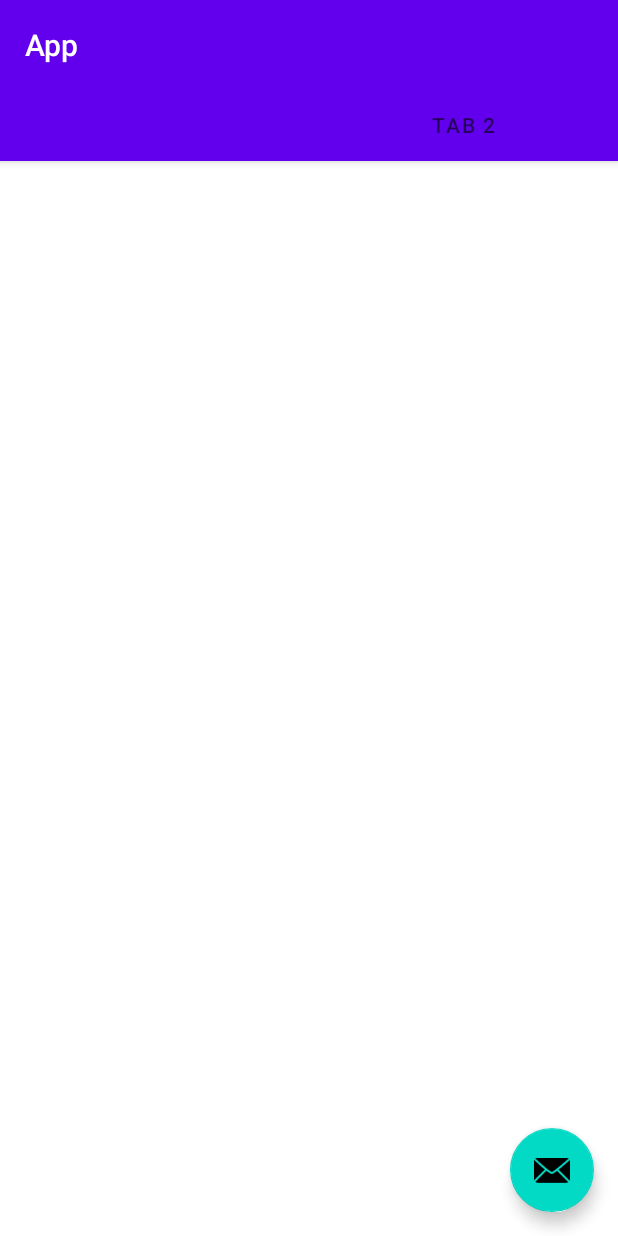
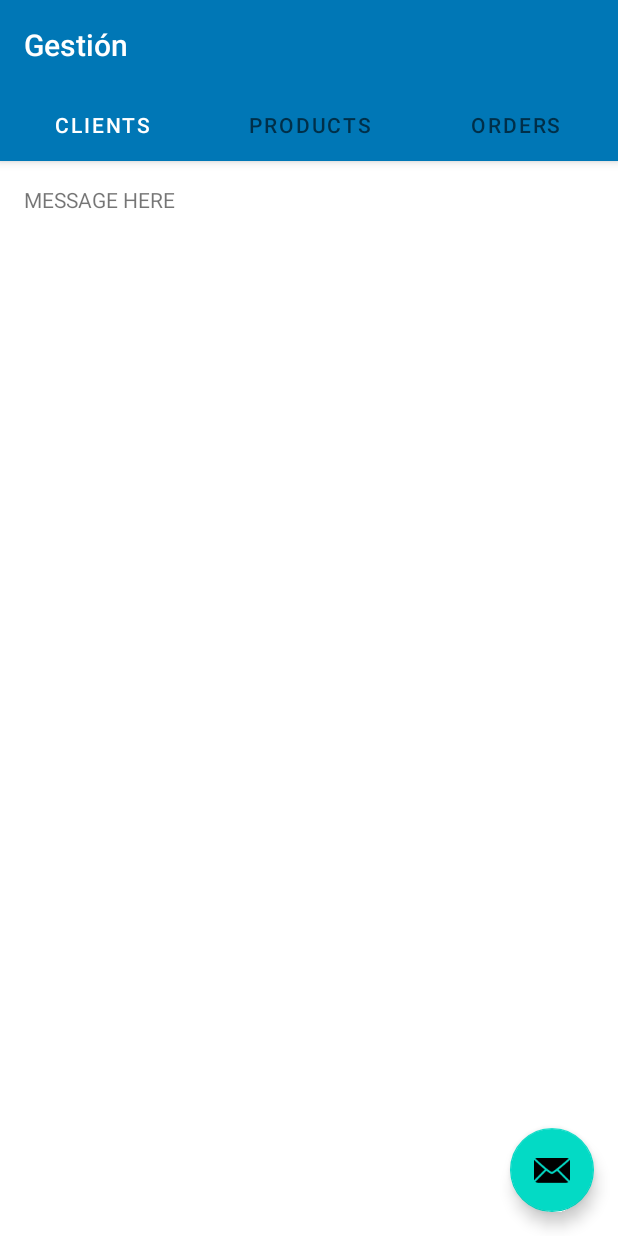
Before and after one commit to tomgreef/H2O-contacts-products-app, an Android app: the screen it shows after launch (MainActivity), on a phone screen of 412 x 824 dp. Run offline under Robolectric (Android 15) with nearby library versions, the phone set to English and light mode, and no system bars; 1 statement that could not run was skipped.

Commit message:
:art: Vista Pestaña + Temática

```diff
--- a/App/app/build.gradle
+++ b/App/app/build.gradle
@@ -13,6 +13,7 @@ android {
         versionCode 1
         versionName "1.0"
 
+        vectorDrawables.useSupportLibrary = true
         testInstrumentationRunner "androidx.test.runner.AndroidJUnitRunner"
     }
 
@@ -35,6 +36,8 @@ dependencies {
     implementation 'androidx.constraintlayout:constraintlayout:2.0.4'
     implementation 'androidx.lifecycle:lifecycle-livedata-ktx:2.2.0'
     implementation 'androidx.lifecycle:lifecycle-viewmodel-ktx:2.2.0'
+    implementation "androidx.cardview:cardview:1.0.0"
+    implementation 'androidx.recyclerview:recyclerview:1.1.0'
     testImplementation 'junit:junit:4.+'
     androidTestImplementation 'androidx.test.ext:junit:1.1.2'
     androidTestImplementation 'androidx.test.espresso:espresso-core:3.3.0'
--- a/App/app/src/main/java/com/example/app/ui/main/PageViewModel.java
+++ b/App/app/src/main/java/com/example/app/ui/main/PageViewModel.java
@@ -1,4 +1,7 @@
 package com.example.app.ui.main;
+
+import android.app.Activity;
+import android.content.Intent;
 
 import androidx.arch.core.util.Function;
 import androidx.lifecycle.LiveData;
--- a/App/app/src/main/java/com/example/app/ui/main/PlaceholderFragment.java
+++ b/App/app/src/main/java/com/example/app/ui/main/PlaceholderFragment.java
@@ -46,7 +46,7 @@ public class PlaceholderFragment extends Fragment {
     public View onCreateView(
             @NonNull LayoutInflater inflater, ViewGroup container,
             Bundle savedInstanceState) {
-        View root = inflater.inflate(R.layout.fragment_main, container, false);
+        View root = inflater.inflate(R.layout.fragment_clients, container, false);
         final TextView textView = root.findViewById(R.id.section_label);
         pageViewModel.getText().observe(this, new Observer<String>() {
             @Override
--- a/App/app/src/main/java/com/example/app/ui/main/SectionsPagerAdapter.java
+++ b/App/app/src/main/java/com/example/app/ui/main/SectionsPagerAdapter.java
@@ -17,7 +17,7 @@ import com.example.app.R;
 public class SectionsPagerAdapter extends FragmentPagerAdapter {
 
     @StringRes
-    private static final int[] TAB_TITLES = new int[]{R.string.tab_text_1, R.string.tab_text_2};
+    private static final int[] TAB_TITLES = new int[]{R.string.tab_text_1, R.string.tab_text_2, R.string.tab_text_3};
     private final Context mContext;
 
     public SectionsPagerAdapter(Context context, FragmentManager fm) {
@@ -40,7 +40,7 @@ public class SectionsPagerAdapter extends FragmentPagerAdapter {
 
     @Override
     public int getCount() {
-        // Show 2 total pages.
-        return 2;
+        // Show TAB_TITLES total pages.
+        return TAB_TITLES.length;
     }
 }
--- a/App/app/src/main/res/layout/activity_main.xml
+++ b/App/app/src/main/res/layout/activity_main.xml
@@ -25,7 +25,8 @@
             android:id="@+id/tabs"
             android:layout_width="match_parent"
             android:layout_height="wrap_content"
-            android:background="?attr/colorPrimary" />
+            android:background="?attr/colorPrimary"
+            app:tabSelectedTextColor="@color/white"/>
     </com.google.android.material.appbar.AppBarLayout>
 
     <androidx.viewpager.widget.ViewPager
--- a/App/app/src/main/res/layout/fragment_main.xml
+++ b/App/app/src/main/res/layout/fragment_clients.xml
@@ -18,6 +18,7 @@
         app:layout_constraintLeft_toLeftOf="parent"
         app:layout_constraintTop_toTopOf="@+id/constraintLayout"
         tools:layout_constraintLeft_creator="1"
-        tools:layout_constraintTop_creator="1" />
+        tools:layout_constraintTop_creator="1"
+        android:text="MESSAGE HERE"/>
 
 </androidx.constraintlayout.widget.ConstraintLayout>
--- a/App/app/src/main/res/values/colors.xml
+++ b/App/app/src/main/res/values/colors.xml
@@ -7,4 +7,5 @@
     <color name="teal_700">#FF018786</color>
     <color name="black">#FF000000</color>
     <color name="white">#FFFFFFFF</color>
+    <color name="blue">#0077B6</color>
 </resources>
--- a/App/app/src/main/res/values/strings.xml
+++ b/App/app/src/main/res/values/strings.xml
@@ -1,5 +1,7 @@
 <resources>
-    <string name="app_name">App</string>
-    <string name="tab_text_1">Tab 1</string>
-    <string name="tab_text_2">Tab 2</string>
+    <string name="app_name">Gestión</string>
+    <string name="tab_text_1">Clients</string>
+    <string name="tab_text_2">Products</string>
+    <string name="tab_text_3">Orders</string>
+    <string name="fab_content_desc">Adding new item</string>
 </resources>
--- a/App/app/src/main/res/values/themes.xml
+++ b/App/app/src/main/res/values/themes.xml
@@ -2,8 +2,8 @@
     <!-- Base application theme. -->
     <style name="Theme.App" parent="Theme.MaterialComponents.DayNight.DarkActionBar">
         <!-- Primary brand color. -->
-        <item name="colorPrimary">@color/purple_500</item>
-        <item name="colorPrimaryVariant">@color/purple_700</item>
+        <item name="colorPrimary">@color/blue</item>
+        <item name="colorPrimaryVariant">@color/blue</item>
         <item name="colorOnPrimary">@color/white</item>
         <!-- Secondary brand color. -->
         <item name="colorSecondary">@color/teal_200</item>
```
Also changed, not shown: App/app/src/main/res/drawable/ic_baseline_add_24.xml (added, +10 -0 lines).
